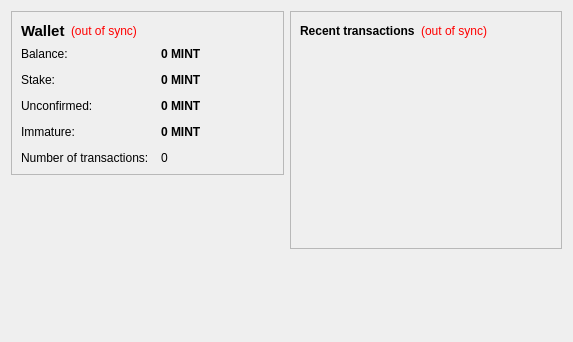
MintcoinCommunity/Mintcoin-Desktop-Wallet, file src/qt/forms/overviewpage.ui: the form before one commit.
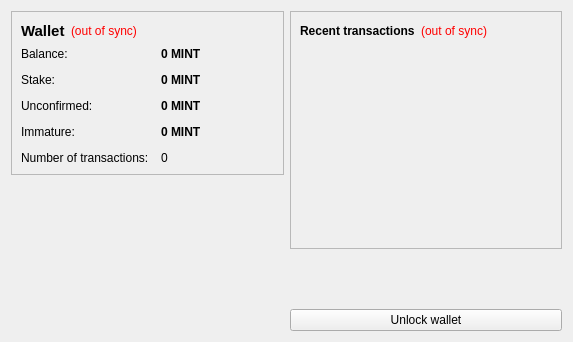
The form after the commit. Icons and pictures are not drawn.

Commit message: added unlock wallet button

```diff
--- a/src/qt/forms/overviewpage.ui
+++ b/src/qt/forms/overviewpage.ui
@@ -338,6 +338,13 @@
        </property>
       </spacer>
      </item>
+     <item>
+      <widget class="QPushButton" name="unlockWalletButton">
+       <property name="text">
+        <string>Unlock wallet</string>
+       </property>
+      </widget>
+     </item>
     </layout>
    </item>
   </layout>
```
Left out of the diff: 4 changed lines with no effect on the pictures. The commit also changes 3 other files.
